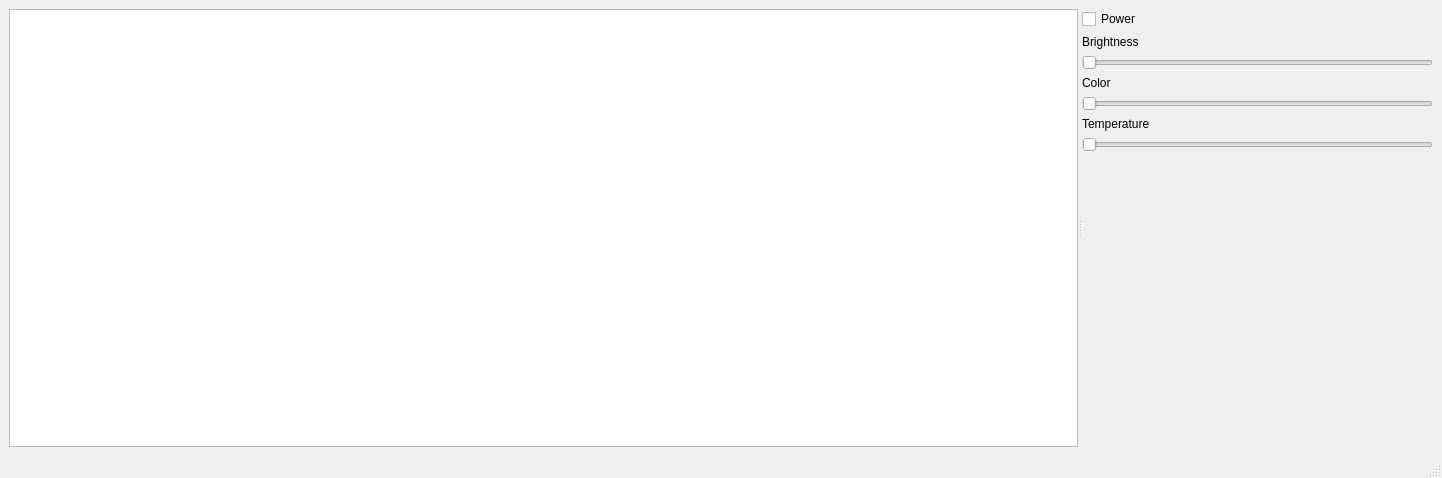
Above: mainwindow.ui from LukaJankovic/Ambience before the change. Below: the same form after it.
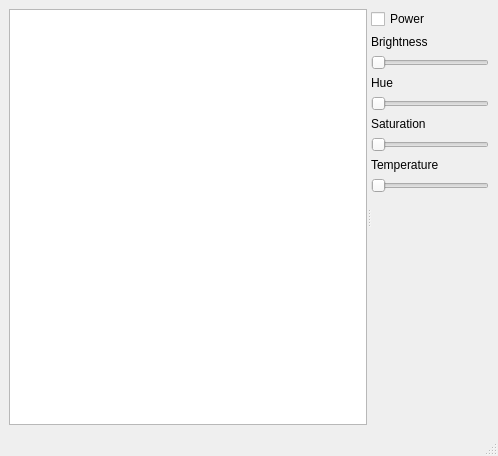
That is the form after the change.

Commit message: added reading+setting light color status

Diff of the .ui file:
```diff
--- a/mainwindow.ui
+++ b/mainwindow.ui
@@ -6,8 +6,8 @@
             <rect>
                 <x>0</x>
                 <y>0</y>
-                <width>1442</width>
-                <height>478</height>
+    <width>498</width>
+    <height>456</height>
             </rect>
         </property>
         <property name="windowTitle">
@@ -40,7 +40,7 @@
                         </property>
                         <widget class="QListView" name="lightsList">
                             <property name="sizePolicy">
-                                <sizepolicy hsizetype="Preferred" vsizetype="Expanding">
+        <sizepolicy hsizetype="MinimumExpanding" vsizetype="Expanding">
                                     <horstretch>0</horstretch>
                                     <verstretch>0</verstretch>
                                 </sizepolicy>
@@ -49,8 +49,8 @@
                                 <enum>QListView::Adjust</enum>
                             </property>
                         </widget>
-                        <widget class="QWidget" name="">
-                            <layout class="QVBoxLayout" name="verticalLayout">
+      <widget class="QWidget" name="layoutWidget">
+       <layout class="QVBoxLayout" name="verticalLayout" stretch="0,0,0,0,0,0,0,0,0,0">
                                 <item>
                                     <widget class="QCheckBox" name="power">
                                         <property name="sizePolicy">
@@ -85,6 +85,9 @@
                                                 <verstretch>0</verstretch>
                                             </sizepolicy>
                                         </property>
+          <property name="maximum">
+           <number>65535</number>
+          </property>
                                         <property name="orientation">
                                             <enum>Qt::Horizontal</enum>
                                         </property>
@@ -99,7 +102,7 @@
                                             </sizepolicy>
                                         </property>
                                         <property name="text">
-                                            <string>Color</string>
+           <string>Hue</string>
                                         </property>
                                     </widget>
                                 </item>
@@ -111,6 +114,9 @@
                                                 <verstretch>0</verstretch>
                                             </sizepolicy>
                                         </property>
+          <property name="maximum">
+           <number>65535</number>
+          </property>
                                         <property name="orientation">
                                             <enum>Qt::Horizontal</enum>
                                         </property>
@@ -125,17 +131,40 @@
                                             </sizepolicy>
                                         </property>
                                         <property name="text">
+           <string>Saturation</string>
+          </property>
+         </widget>
+        </item>
+        <item>
+         <widget class="QSlider" name="saturation">
+          <property name="sizePolicy">
+           <sizepolicy hsizetype="Expanding" vsizetype="Fixed">
+            <horstretch>0</horstretch>
+            <verstretch>0</verstretch>
+           </sizepolicy>
+          </property>
+          <property name="maximum">
+           <number>65535</number>
+          </property>
+          <property name="orientation">
+           <enum>Qt::Horizontal</enum>
+          </property>
+         </widget>
+        </item>
+        <item>
+         <widget class="QLabel" name="label_2">
+          <property name="text">
                                             <string>Temperature</string>
                                         </property>
                                     </widget>
                                 </item>
                                 <item>
-                                    <widget class="QSlider" name="horizontalSlider_4">
-                                        <property name="sizePolicy">
-                                            <sizepolicy hsizetype="Expanding" vsizetype="Fixed">
-                                                <horstretch>0</horstretch>
-                                                <verstretch>0</verstretch>
-                                            </sizepolicy>
+         <widget class="QSlider" name="temperature">
+          <property name="minimum">
+           <number>2500</number>
+          </property>
+          <property name="maximum">
+           <number>9000</number>
                                         </property>
                                         <property name="orientation">
                                             <enum>Qt::Horizontal</enum>
```
Left out of the diff: 93 changed lines with no effect on the pictures. Lines whose indentation alone changed are shown as unchanged. The commit also changes 7 other files.
